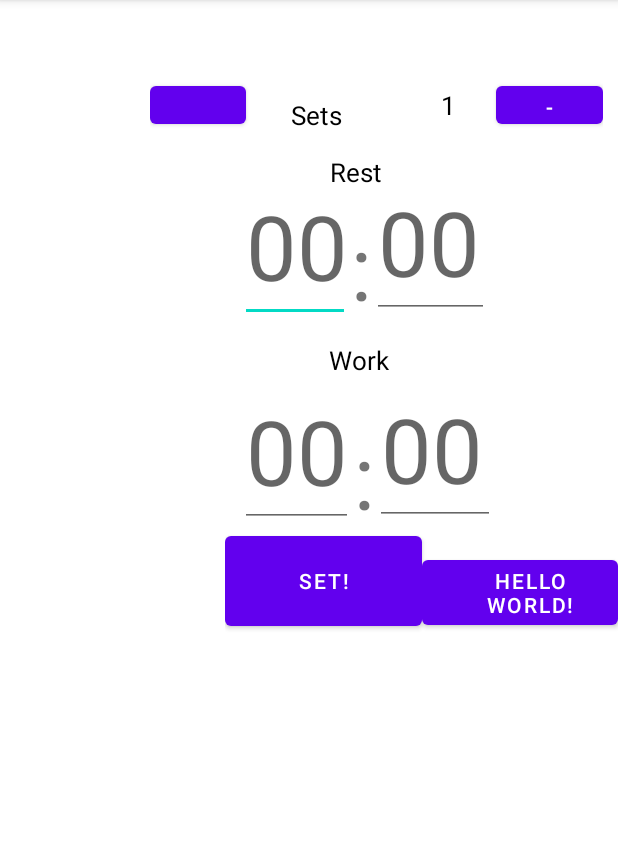
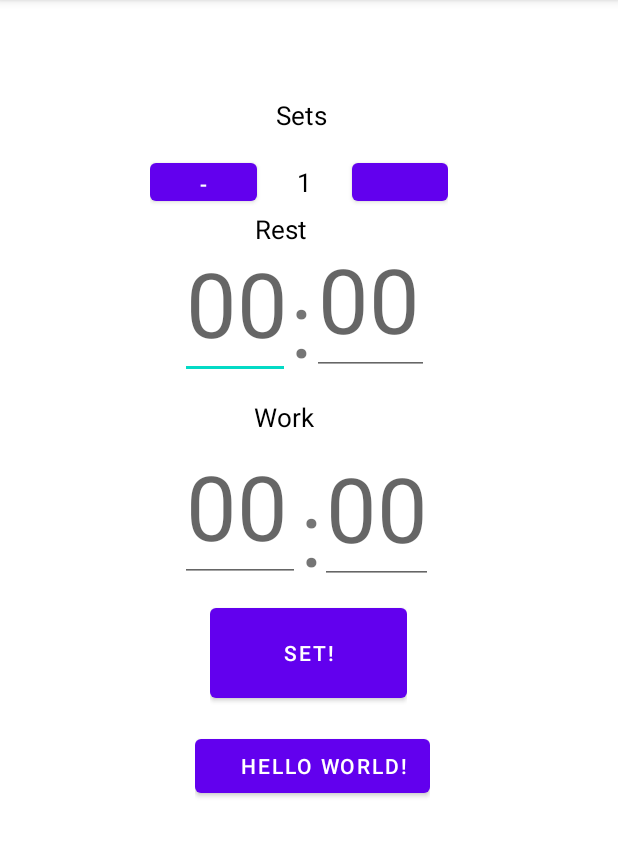
Before and after one commit to dparaiso/TimerApp, an Android app: the screen it shows after launch (MainActivity), on a phone screen of 412 x 824 dp, the part 84-941 px from its top. Run offline under Robolectric (Android 15) with nearby library versions, the phone set to English and light mode, and no system bars.

Commit message:
updated clock

```diff
--- a/app/src/main/java/com/example/timerapp/MainActivity.java
+++ b/app/src/main/java/com/example/timerapp/MainActivity.java
@@ -20,6 +20,8 @@ public class MainActivity extends AppCompatActivity {
     private EditText second2Input;
     private EditText minute2Input;
     boolean secondsCheck = false;
+    boolean isSecondsCheck = false;
+    boolean isSecondsCheck2 = false;
     private int numSets;
 
     @Override
@@ -123,6 +125,12 @@ public class MainActivity extends AppCompatActivity {
                         Editable edible = new SpannableStringBuilder(tmp);
                         secondInput.setText(edible);
                     }
+//
+//                    isSecondsCheck = CheckSeconds();
+//                    if(isSecondsCheck){
+//                        secondInput.setError("Invalid seconds, set to under 60!");
+//
+//                    }
                 }
             }
         });
@@ -151,6 +159,11 @@ public class MainActivity extends AppCompatActivity {
                         Editable edible = new SpannableStringBuilder(tmp);
                         second2Input.setText(edible);
                     }
+//                    isSecondsCheck2 = CheckSeconds2();
+//                    if(isSecondsCheck2){
+//                        second2Input.setError("Invalid seconds, set to under 60!");
+//
+//                    }
                 }
             }
         });
@@ -178,4 +191,12 @@ public class MainActivity extends AppCompatActivity {
         return true;
     }
 
+    private boolean CheckSeconds2(){
+        if (Integer.parseInt(second2Input.getText().toString()) >= 60){
+            second2Input.setError("Invalid seconds, set to under 60!");
+            return false;
+        }
+        return true;
+    }
+
 }
--- a/app/src/main/res/layout/activity_main.xml
+++ b/app/src/main/res/layout/activity_main.xml
@@ -11,7 +11,8 @@
     <LinearLayout
         android:layout_width="wrap_content"
         android:layout_height="wrap_content"
-        android:paddingLeft="175dp">
+        android:paddingLeft="160dp">
+
         <TextView
             android:id="@+id/text_view_countdown"
             android:layout_width="103dp"
@@ -19,29 +20,12 @@
             android:layout_centerHorizontal="true"
             android:layout_centerVertical="true"
             android:gravity="center"
-            android:text="Quick Start"
+            android:text="@string/quickStart"
             android:paddingLeft="500dp"
             android:textColor="@android:color/black"
             android:textSize="20sp"
             tools:layout_editor_absoluteX="155dp" />
     </LinearLayout>
-    <LinearLayout
-        android:layout_width="wrap_content"
-        android:layout_height="wrap_content"
-        android:orientation="horizontal"
-        android:paddingRight="10dp"
-        android:paddingLeft="100dp">
-
-        <Button
-            android:id="@+id/plus"
-            android:layout_width="64dp"
-            android:layout_height="37dp"
-            android:layout_gravity="left"
-            android:paddingLeft="100dp"
-            android:text="+"
-            android:textSize="10dp"
-            tools:layout_editor_absoluteX="3009dp"
-            tools:layout_editor_absoluteY="60dp" />
 
     <TextView
         android:id="@+id/text_sets"
@@ -52,11 +36,26 @@
         android:layout_gravity="center"
         android:gravity="center"
         android:paddingRight="10sp"
-            android:text="Sets"
+        android:text="@string/sets"
         android:textColor="@android:color/black"
         android:textSize="17sp"
         tools:layout_editor_absoluteX="500dp"
         tools:layout_editor_absoluteY="504dp" />
+
+    <LinearLayout
+        android:layout_width="wrap_content"
+        android:layout_height="wrap_content"
+        android:orientation="horizontal"
+        android:paddingRight="10dp"
+        android:paddingLeft="100dp">
+
+        <Button
+            android:id="@+id/minus"
+            android:layout_width="71dp"
+            android:layout_height="37dp"
+            android:text="@string/minus"
+            tools:layout_editor_absoluteX="89dp"
+            tools:layout_editor_absoluteY="60dp" />
 
         <TextView
             android:id="@+id/text_numSets"
@@ -71,12 +70,15 @@
             tools:layout_editor_absoluteX="178dp"
             tools:layout_editor_absoluteY="107dp" />
 
+
         <Button
-            android:id="@+id/minus"
-            android:layout_width="71dp"
+            android:id="@+id/plus"
+            android:layout_width="64dp"
             android:layout_height="37dp"
-            android:text="-"
-            tools:layout_editor_absoluteX="89dp"
+            android:layout_gravity="left"
+            android:paddingLeft="100dp"
+            android:text="@string/plus"
+            tools:layout_editor_absoluteX="3009dp"
             tools:layout_editor_absoluteY="60dp" />
 
     </LinearLayout>
@@ -84,7 +86,8 @@
     <LinearLayout
         android:layout_width="wrap_content"
         android:layout_height="wrap_content"
-        android:paddingLeft="220dp">
+        android:paddingLeft="170dp">
+
         <TextView
             android:id="@+id/text_rest"
             android:layout_width="wrap_content"
@@ -92,7 +95,7 @@
             android:layout_centerHorizontal="true"
             android:layout_centerVertical="true"
             android:gravity="center"
-            android:text="Rest"
+            android:text="@string/rest"
             android:textColor="@android:color/black"
             android:textSize="17sp"
             tools:layout_editor_absoluteX="284dp"
@@ -102,7 +105,7 @@
     <LinearLayout
         android:layout_width="wrap_content"
         android:layout_height="wrap_content"
-        android:paddingLeft="160dp"
+        android:paddingLeft="120dp"
         >
         <EditText
             android:id="@+id/minutes"
@@ -141,7 +144,7 @@
 <LinearLayout
     android:layout_width="wrap_content"
     android:layout_height="wrap_content"
-    android:paddingLeft="200dp">
+    android:paddingLeft="150dp">
     <TextView
         android:id="@+id/text_work"
         android:layout_width="78dp"
@@ -149,7 +152,7 @@
         android:layout_centerHorizontal="true"
         android:layout_centerVertical="true"
         android:gravity="center"
-        android:text="Work"
+        android:text="@string/work"
         android:textColor="@android:color/black"
         android:textSize="17sp"
         tools:layout_editor_absoluteX="74dp"
@@ -159,28 +162,8 @@
     <LinearLayout
         android:layout_width="wrap_content"
         android:layout_height="wrap_content"
-        android:paddingLeft="160dp"
+        android:paddingLeft="120dp"
         >
-        <EditText
-            android:id="@+id/seconds2"
-            android:layout_width="75dp"
-            android:layout_height="85dp"
-            android:ems="10"
-            android:hint="00"
-            android:inputType="number"
-            android:maxLength="2"
-            android:textSize="60sp"
-            tools:layout_editor_absoluteX="122dp"
-            tools:layout_editor_absoluteY="217dp" />
-
-        <TextView
-            android:id="@+id/textView2"
-            android:layout_width="wrap_content"
-            android:layout_height="wrap_content"
-            android:text=":"
-            android:textSize="60sp"
-            tools:layout_editor_absoluteX="289dp"
-            tools:layout_editor_absoluteY="172dp" />
 
         <EditText
             android:id="@+id/minutes2"
@@ -193,6 +176,27 @@
             android:textSize="60sp"
             tools:layout_editor_absoluteX="28dp"
             tools:layout_editor_absoluteY="217dp" />
+
+        <TextView
+            android:id="@+id/textView2"
+            android:layout_width="13dp"
+            android:layout_height="wrap_content"
+            android:text=":"
+            android:textSize="60sp"
+            tools:layout_editor_absoluteX="289dp"
+            tools:layout_editor_absoluteY="172dp" />
+
+        <EditText
+            android:id="@+id/seconds2"
+            android:layout_width="75dp"
+            android:layout_height="85dp"
+            android:ems="10"
+            android:hint="00"
+            android:inputType="number"
+            android:maxLength="2"
+            android:textSize="60sp"
+            tools:layout_editor_absoluteX="122dp"
+            tools:layout_editor_absoluteY="217dp" />
     </LinearLayout>
 
 
@@ -200,18 +204,24 @@
 <androidx.appcompat.widget.LinearLayoutCompat
     android:layout_width="wrap_content"
     android:layout_height="wrap_content"
-    android:paddingLeft="150dp">
+    android:paddingLeft="140dp"
+    android:paddingTop="10dp">
 
     <Button
         android:id="@+id/quickStart"
         android:layout_width="131dp"
         android:layout_height="72dp"
-        android:text="Set!"
+        android:text="@string/set"
         tools:layout_editor_absoluteX="140dp"
         tools:layout_editor_absoluteY="461dp" />
 
-
-
+</androidx.appcompat.widget.LinearLayoutCompat>
+    <androidx.appcompat.widget.LinearLayoutCompat
+        android:layout_width="wrap_content"
+        android:layout_height="wrap_content"
+        android:paddingLeft="130dp"
+        android:paddingTop="15dp"
+        >
         <Button
             android:id="@+id/start"
             android:layout_width="wrap_content"
@@ -220,7 +230,6 @@
             tools:layout_editor_absoluteX="140dp"
             tools:layout_editor_absoluteY="561dp"
             android:paddingLeft="30dp"/>
-
     </androidx.appcompat.widget.LinearLayoutCompat>
 
 </LinearLayout>
--- a/app/src/main/res/values/strings.xml
+++ b/app/src/main/res/values/strings.xml
@@ -6,7 +6,13 @@
     <string name="second_fragment_label">Second Fragment</string>
     <string name="next">Next</string>
     <string name="previous">Previous</string>
-
+    <string name="quickStart">Quick Start</string>
+    <string name="rest">Rest</string>
+    <string name="work">Work</string>
+    <string name="set">Set!</string>
     <string name="hello_first_fragment">Hello first fragment</string>
     <string name="hello_second_fragment">Hello second fragment. Arg: %1$s</string>
+    <string name="sets">Sets</string>
+    <string name="plus">+</string>
+    <string name="minus">-</string>
 </resources>
```
Lines whose indentation alone changed are shown as unchanged.
